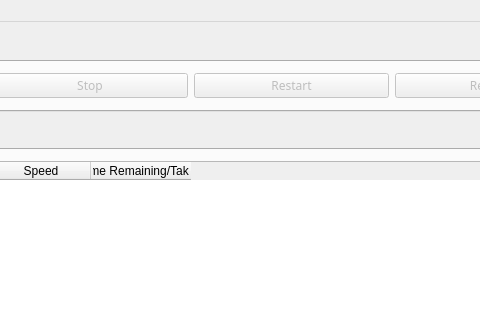
LalitMaganti/Ultimate-Download-Manager, file UltimateDownloadManager/mainwindow.ui: the form before one commit; both pictures show x 434 to 914 and y 0 to 331 of the 1048 by 663 pixel window.
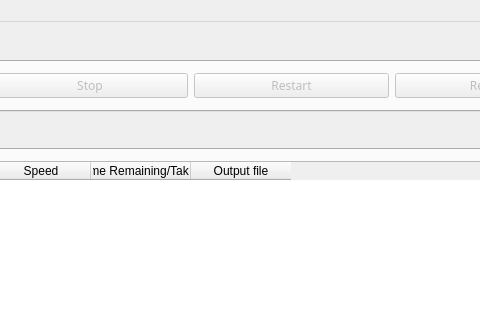
The form after the commit. Icons and pictures are not drawn. Custom widgets are drawn as their Qt base class.

The edit to the form file:
```diff
--- a/UltimateDownloadManager/mainwindow.ui
+++ b/UltimateDownloadManager/mainwindow.ui
@@ -141,7 +141,7 @@
            <enum>QAbstractItemView::SelectRows</enum>
           </property>
           <property name="columnCount">
-           <number>6</number>
+           <number>7</number>
           </property>
           <column>
            <property name="text">
@@ -173,6 +173,11 @@
             <string>Time Remaining/Taken</string>
            </property>
           </column>
+          <column>
+           <property name="text">
+            <string>Output file</string>
+           </property>
+          </column>
          </widget>
         </item>
        </layout>
```
